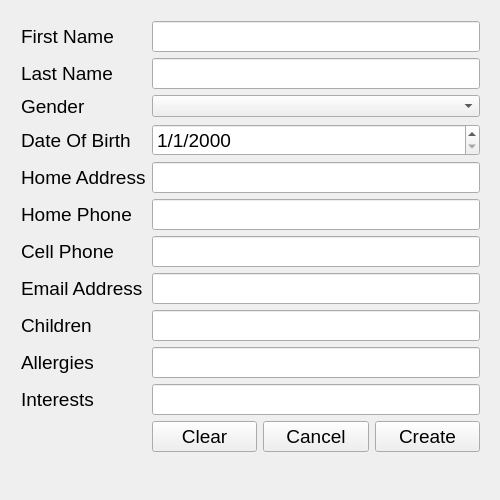
The window that SimpleRegistry/SRCreateParent.ui (rohitrtk/SimpleRegistry) describes before a commit, drawn with Qt 5.
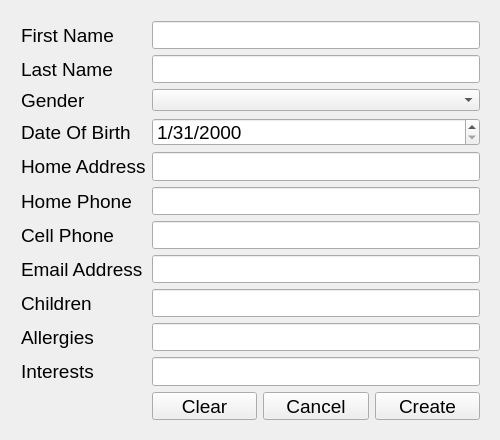
The same window after the commit.

```diff
--- a/SimpleRegistry/SRCreateParent.ui
+++ b/SimpleRegistry/SRCreateParent.ui
@@ -7,7 +7,7 @@
     <x>0</x>
     <y>0</y>
     <width>500</width>
-    <height>500</height>
+    <height>440</height>
    </rect>
   </property>
   <property name="windowTitle">
@@ -19,7 +19,7 @@
      <x>10</x>
      <y>10</y>
      <width>481</width>
-     <height>484</height>
+     <height>421</height>
     </rect>
    </property>
    <layout class="QFormLayout" name="formLayout">
@@ -102,6 +102,16 @@
         <pointsize>14</pointsize>
        </font>
       </property>
+      <property name="dateTime">
+       <datetime>
+        <hour>0</hour>
+        <minute>0</minute>
+        <second>0</second>
+        <year>2000</year>
+        <month>1</month>
+        <day>31</day>
+       </datetime>
+      </property>
       <property name="currentSection">
        <enum>QDateTimeEdit::MonthSection</enum>
       </property>
```
Left out of the diff: 2 changed lines with no effect on the pictures.
